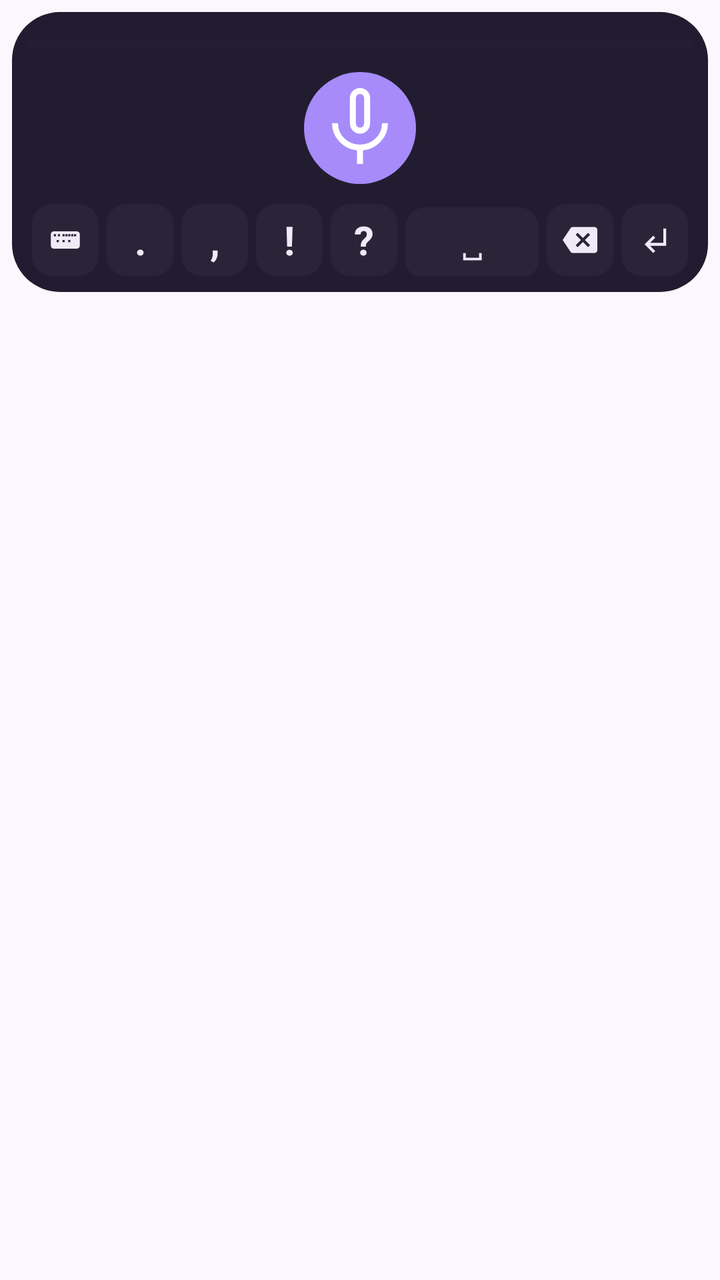
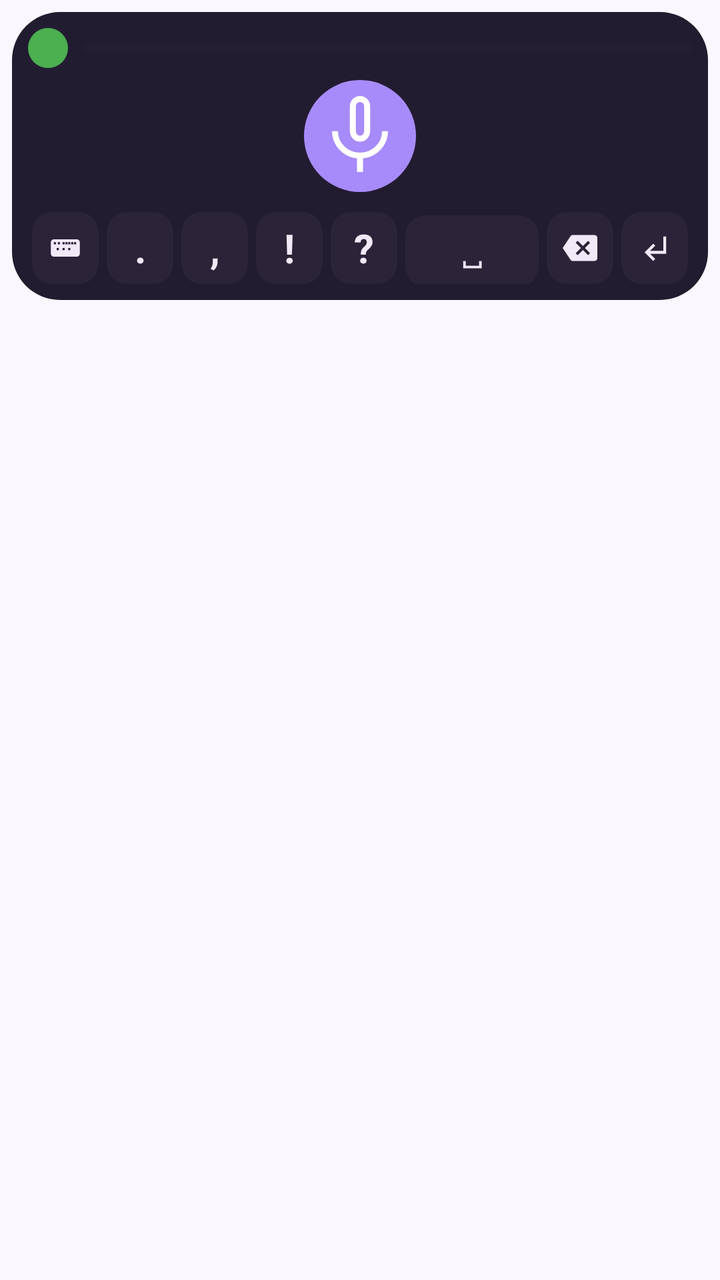

The first picture is an Android layout as it rendered before a commit; the second is the same layout after the commit. The layout source and the unified diff follow.
<!-- AndroidManifest.xml: application theme Theme.WhisperGroq.ActionBar -->
<!-- res/layout/voice_service.xml -->
<?xml version="1.0" encoding="utf-8"?>
<LinearLayout xmlns:android="http://schemas.android.com/apk/res/android"
    android:layout_width="match_parent"
    android:layout_height="wrap_content"
    android:orientation="vertical"
    android:clipToPadding="false"
    android:padding="6dp">

    <LinearLayout
        android:layout_width="match_parent"
        android:layout_height="wrap_content"
        android:orientation="vertical"
        android:background="@drawable/keyboard_bg"
        android:padding="8dp">

        <ProgressBar
            android:id="@+id/processing_bar"
            android:layout_width="match_parent"
            android:layout_height="wrap_content"
            android:indeterminate="false"
            android:progressTint="@color/ime_accent"
            android:progressBackgroundTint="@color/ime_surface_container_high"
            android:indeterminateTint="@color/ime_accent"
            style="?android:attr/progressBarStyleHorizontal"/>

        <TextView
            android:id="@+id/tv_status"
            android:visibility="gone"
            android:gravity="center"
            android:layout_width="match_parent"
            android:layout_height="wrap_content"
            android:paddingHorizontal="10dp"
            android:layout_marginTop="4dp"
            android:textSize="14sp"
            android:textColor="@color/ime_text_primary" />

        
        <ImageButton
            android:id="@+id/btnRecord"
            android:layout_width="56dp"
            android:layout_height="56dp"
            android:layout_gravity="center_horizontal"
            android:layout_marginVertical="6dp"
            android:background="@drawable/kb_mic_button"
            android:padding="14dp"
            android:src="@drawable/ic_mic_48dp"
            android:contentDescription="@string/record_button"/>

        
        <LinearLayout
            android:layout_width="match_parent"
            android:layout_height="wrap_content"
            android:orientation="horizontal"
            android:layout_marginTop="4dp">

            <ImageButton
                android:id="@+id/btnKeyboard"
                android:layout_width="0dp"
                android:layout_height="36dp"
                android:layout_weight="1"
                android:layout_marginStart="2dp"
                android:layout_marginEnd="2dp"
                android:background="@drawable/kb_button"
                android:padding="8dp"
                android:scaleType="fitCenter"
                android:src="@drawable/ic_keyboard_36dp"
                android:contentDescription="@string/exit_button"/>

            <TextView
                android:id="@+id/btnPeriod"
                android:layout_width="0dp"
                android:layout_height="36dp"
                android:layout_weight="1"
                android:layout_marginStart="2dp"
                android:layout_marginEnd="2dp"
                android:background="@drawable/kb_button"
                android:gravity="center"
                android:text="."
                android:textColor="@color/ime_text_primary"
                android:textSize="20sp"
                android:textStyle="bold"/>

            <TextView
                android:id="@+id/btnComma"
                android:layout_width="0dp"
                android:layout_height="36dp"
                android:layout_weight="1"
                android:layout_marginStart="2dp"
                android:layout_marginEnd="2dp"
                android:background="@drawable/kb_button"
                android:gravity="center"
                android:text=","
                android:textColor="@color/ime_text_primary"
                android:textSize="20sp"
                android:textStyle="bold"/>

            <TextView
                android:id="@+id/btnExclaim"
                android:layout_width="0dp"
                android:layout_height="36dp"
                android:layout_weight="1"
                android:layout_marginStart="2dp"
                android:layout_marginEnd="2dp"
                android:background="@drawable/kb_button"
                android:gravity="center"
                android:text="!"
                android:textColor="@color/ime_text_primary"
                android:textSize="20sp"
                android:textStyle="bold"/>

            <TextView
                android:id="@+id/btnQuestion"
                android:layout_width="0dp"
                android:layout_height="36dp"
                android:layout_weight="1"
                android:layout_marginStart="2dp"
                android:layout_marginEnd="2dp"
                android:background="@drawable/kb_button"
                android:gravity="center"
                android:text="?"
                android:textColor="@color/ime_text_primary"
                android:textSize="20sp"
                android:textStyle="bold"/>

            <TextView
                android:id="@+id/btnSpace"
                android:layout_width="0dp"
                android:layout_height="36dp"
                android:layout_weight="2"
                android:layout_marginStart="2dp"
                android:layout_marginEnd="2dp"
                android:background="@drawable/kb_button"
                android:gravity="center"
                android:text="␣"
                android:textColor="@color/ime_text_primary"
                android:textSize="16sp"/>

            <ImageButton
                android:id="@+id/btnDel"
                android:layout_width="0dp"
                android:layout_height="36dp"
                android:layout_weight="1"
                android:layout_marginStart="2dp"
                android:layout_marginEnd="2dp"
                android:background="@drawable/kb_button"
                android:padding="8dp"
                android:scaleType="fitCenter"
                android:src="@drawable/ic_keyboard_del_48dp"
                android:contentDescription="@string/delete_button"/>

            <ImageButton
                android:id="@+id/btnEnter"
                android:layout_width="0dp"
                android:layout_height="36dp"
                android:layout_weight="1"
                android:layout_marginStart="2dp"
                android:layout_marginEnd="2dp"
                android:background="@drawable/kb_button"
                android:padding="8dp"
                android:scaleType="fitCenter"
                android:src="@drawable/ic_keyboard_return_48dp"
                android:contentDescription="@string/return_button"/>
        </LinearLayout>

    </LinearLayout>
</LinearLayout>
<!-- resources referenced by this layout -->
<resources>
  <color name="ime_accent">#A78BFA</color>
  <color name="ime_surface_container_high">#2B2338</color>
  <color name="ime_text_primary">#F0EAF8</color>
  <!-- drawable ic_keyboard_36dp (drawable) -->
  <vector xmlns:android="http://schemas.android.com/apk/res/android"
      android:width="24dp"
      android:height="24dp"
      android:viewportWidth="960"
      android:viewportHeight="960">
    
    <path
        android:fillColor="@color/ime_text_primary"
        android:pathData="M160,720q-33,0 -56.5,-23.5T80,640v-320q0,-33 23.5,-56.5T160,240h640q33,0 56.5,23.5T880,320v320q0,33 -23.5,56.5T800,720L160,720ZM240,480v60h60v-60h-60ZM400,480v60h60v-60h-60ZM560,480v60h60v-60h-60ZM160,320v60h60v-60h-60ZM720,320v60h60v-60h-60ZM640,320v60h60v-60h-60ZM270,320v60h60v-60h-60ZM400,320v60h60v-60h-60ZM480,320v60h60v-60h-60ZM560,320v60h60v-60h-60Z"/>
  </vector>
  <!-- drawable ic_keyboard_del_48dp (drawable) -->
  <vector xmlns:android="http://schemas.android.com/apk/res/android"
      android:width="24dp"
      android:height="24dp"
      android:viewportWidth="24"
      android:viewportHeight="24">
    <path
        android:fillColor="@color/ime_text_primary"
        android:pathData="M22,3H7C6.31,3 5.77,3.35 5.41,3.88L0,12L5.41,20.11C5.77,20.64 6.31,21 7,21H22C23.1,21 24,20.1 24,19V5C24,3.9 23.1,3 22,3M19,15.59L17.59,17L14,13.41L10.41,17L9,15.59L12.59,12L9,8.41L10.41,7L14,10.59L17.59,7L19,8.41L15.41,12L19,15.59Z"/>
  </vector>
  <!-- drawable ic_keyboard_return_48dp (drawable) -->
  <vector xmlns:android="http://schemas.android.com/apk/res/android"
      android:width="24dp"
      android:height="24dp"
      android:viewportWidth="24"
      android:viewportHeight="24">
    <path
        android:fillColor="@color/ime_text_primary"
        android:pathData="M11,9l1.42,1.42L8.83,14H18V4h2v12H8.83l3.59,3.58L11,21l-6,-6 6,-6z"/>
  </vector>
  <!-- drawable kb_button (drawable) -->
  <?xml version="1.0" encoding="utf-8"?>
  <selector xmlns:android="http://schemas.android.com/apk/res/android">
      <item android:state_pressed="true">
          <shape>
              <solid android:color="@color/colorAccent" />
              <corners android:radius="10dp" />
          </shape>
      </item>
      <item>
          <shape>
              <solid android:color="@color/ime_surface_container_high" />
              <corners android:radius="10dp" />
          </shape>
      </item>
  </selector>
  <!-- drawable kb_mic_button (drawable) -->
  <?xml version="1.0" encoding="utf-8"?>
  <selector xmlns:android="http://schemas.android.com/apk/res/android">
      <item android:state_pressed="true">
          <shape android:shape="oval">
              <solid android:color="@color/recording" />
          </shape>
      </item>
      <item>
          <shape android:shape="oval">
              <solid android:color="@color/ime_accent" />
          </shape>
      </item>
  </selector>
  <!-- drawable keyboard_bg (drawable) -->
  <?xml version="1.0" encoding="utf-8"?>
  <shape xmlns:android="http://schemas.android.com/apk/res/android">
      <solid android:color="@color/ime_surface" />
      <corners android:radius="24dp" />
  </shape>
  <string name="delete_button">Delete</string>
  <string name="exit_button">Exit</string>
  <string name="record_button">Record</string>
  <string name="return_button">Return</string>
  <color name="colorAccent">#7C3AED</color>
  <color name="recording">#DC2626</color>
  <color name="ime_surface">#221C30</color>
  <color name="colorAccentDark">#5B21B6</color>
  <color name="surface">#FFFFFF</color>
  <color name="text_primary">#1E1B29</color>
  <color name="windowBackground">#FAF8FE</color>
  <color name="text_secondary">#6B6385</color>
</resources>

<!-- the commit's change to res/layout/voice_service.xml (unified diff, before → after) -->
@@ -13,15 +13,33 @@
         android:background="@drawable/keyboard_bg"
         android:padding="8dp">
 
-        <ProgressBar
-            android:id="@+id/processing_bar"
+        
+        <LinearLayout
             android:layout_width="match_parent"
             android:layout_height="wrap_content"
-            android:indeterminate="false"
-            android:progressTint="@color/ime_accent"
-            android:progressBackgroundTint="@color/ime_surface_container_high"
-            android:indeterminateTint="@color/ime_accent"
-            style="?android:attr/progressBarStyleHorizontal"/>
+            android:orientation="horizontal"
+            android:gravity="center_vertical">
+
+            <ImageButton
+                android:id="@+id/btnStatus"
+                android:layout_width="20dp"
+                android:layout_height="20dp"
+                android:background="@drawable/status_led_idle"
+                android:contentDescription="Status"
+                android:scaleType="fitCenter"/>
+
+            <ProgressBar
+                android:id="@+id/processing_bar"
+                android:layout_width="0dp"
+                android:layout_weight="1"
+                android:layout_height="wrap_content"
+                android:layout_marginStart="8dp"
+                android:indeterminate="false"
+                android:progressTint="@color/ime_accent"
+                android:progressBackgroundTint="@color/ime_surface_container_high"
+                android:indeterminateTint="@color/ime_accent"
+                style="?android:attr/progressBarStyleHorizontal"/>
+        </LinearLayout>
 
         <TextView
             android:id="@+id/tv_status"
<!-- resource entries referenced after the edit -->
@@ -70,6 +70,12 @@
       <solid android:color="@color/ime_surface" />
       <corners android:radius="24dp" />
   </shape>
+  <!-- drawable status_led_idle (drawable) -->
+  <?xml version="1.0" encoding="utf-8"?>
+  <shape xmlns:android="http://schemas.android.com/apk/res/android" android:shape="oval">
+      <solid android:color="#4CAF50"/>
+      <size android:width="16dp" android:height="16dp"/>
+  </shape>
   <string name="delete_button">Delete</string>
   <string name="exit_button">Exit</string>
   <string name="record_button">Record</string>
